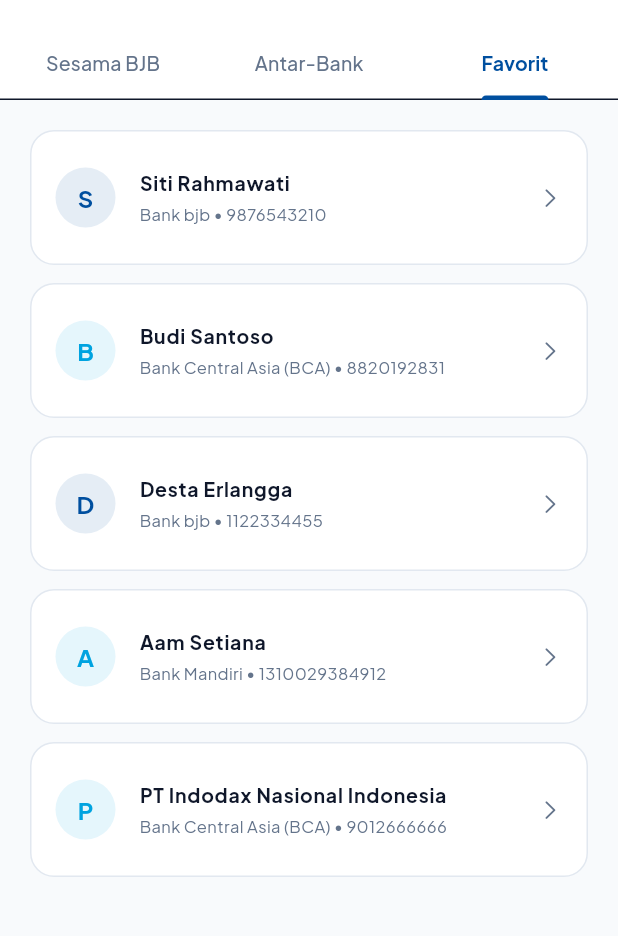
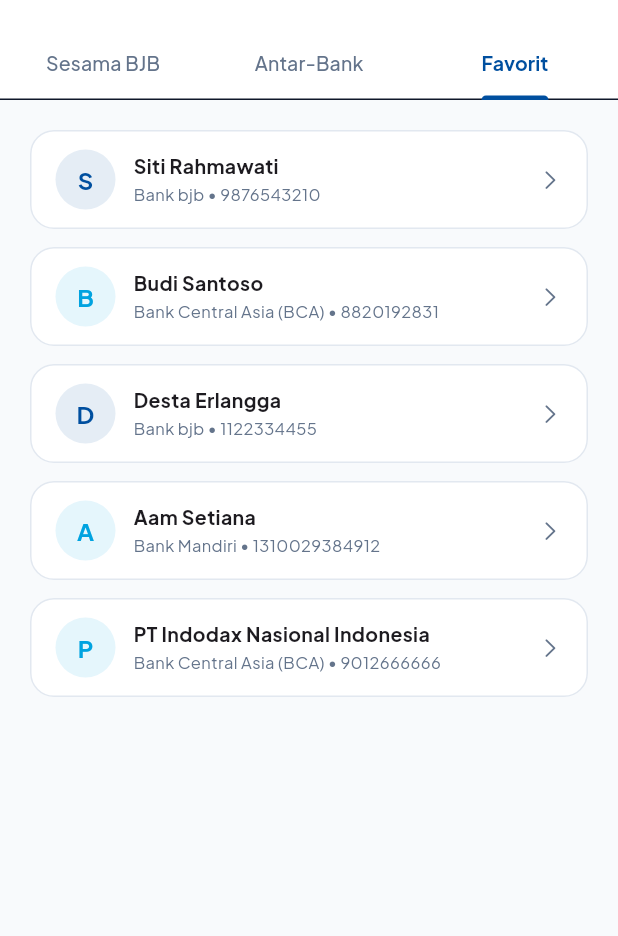
Before and after one commit to RifkiF00/crypto-sentinel-2026, a Flutter app: the TransferScreen screen opened directly, tab 3 chosen, on a phone screen of 412 x 824 dp, the part 56-992 px from its top. Run offline on Flutter 3.47's test engine with Material 3 defaults, Android fonts, the phone set to English and light mode, and no system bars; our stand-ins replace google_fonts.

Commit message:
fix(bjb): fix suffixIcon Cek button and Material wrapper in favorites tab

```diff
--- a/mobile-banking-bjb/lib/screens/menus/transfer_screen.dart
+++ b/mobile-banking-bjb/lib/screens/menus/transfer_screen.dart
@@ -336,36 +336,32 @@ class _TransferScreenState extends State<TransferScreen> with SingleTickerProvid
           const SizedBox(height: 18),
         ],
 
-        // 3. Input Nomor Rekening
-        Row(
-          crossAxisAlignment: CrossAxisAlignment.end,
-          children: [
-            Expanded(
-              child: CustomTextField(
+        // 3. Input Nomor Rekening + tombol Cek
+        CustomTextField(
           label: isSesama ? 'Nomor Rekening Bank bjb' : 'Nomor Rekening Tujuan',
           hint: 'Masukkan nomor rekening',
           prefixIcon: const Icon(Icons.pin_rounded, color: AppColors.primary, size: 20),
+          suffixIcon: _isVerifying
+              ? const Padding(
+                  padding: EdgeInsets.all(12),
+                  child: SizedBox(
+                    width: 20,
+                    height: 20,
+                    child: CircularProgressIndicator(color: AppColors.primary, strokeWidth: 2.5),
+                  ),
+                )
+              : TextButton(
+                  onPressed: _verifyAccount,
+                  style: TextButton.styleFrom(
+                    foregroundColor: AppColors.primaryDark,
+                    padding: const EdgeInsets.symmetric(horizontal: 12),
+                    tapTargetSize: MaterialTapTargetSize.shrinkWrap,
+                  ),
+                  child: const Text('Cek', style: TextStyle(fontWeight: FontWeight.w800, fontSize: 13)),
+                ),
           controller: _accountController,
           keyboardType: TextInputType.number,
           onChanged: (val) { if (_isAccountVerified) setState(() => _isAccountVerified = false); },
-              ),
-            ),
-            const SizedBox(width: 10),
-            SizedBox(
-              height: 48,
-              child: ElevatedButton(
-                onPressed: _isVerifying ? null : _verifyAccount,
-                style: ElevatedButton.styleFrom(
-                  backgroundColor: AppColors.primaryDark,
-                  shape: RoundedRectangleBorder(borderRadius: BorderRadius.circular(12)),
-                  padding: const EdgeInsets.symmetric(horizontal: 18),
-                ),
-                child: _isVerifying
-                    ? const SizedBox(width: 18, height: 18, child: CircularProgressIndicator(color: Colors.white, strokeWidth: 2))
-                    : const Text('Cek', style: TextStyle(color: Colors.white, fontWeight: FontWeight.bold)),
-              ),
-            ),
-          ],
         ),
         const SizedBox(height: 16),
 
@@ -574,24 +570,43 @@ class _TransferScreenState extends State<TransferScreen> with SingleTickerProvid
       itemBuilder: (context, index) {
         final fav = _favorites[index];
         final isBjb = fav['bank'] == 'Bank bjb';
-        return Container(
+        return Material(
+          color: AppColors.surface,
+          borderRadius: BorderRadius.circular(16),
+          child: InkWell(
+            borderRadius: BorderRadius.circular(16),
+            onTap: () => _onFavoriteSelected(fav),
+            child: Container(
+              padding: const EdgeInsets.symmetric(horizontal: 16, vertical: 12),
               decoration: BoxDecoration(
-            color: AppColors.surface,
                 borderRadius: BorderRadius.circular(16),
                 border: Border.all(color: AppColors.border),
               ),
-          child: ListTile(
-            contentPadding: const EdgeInsets.symmetric(horizontal: 16, vertical: 8),
-            leading: CircleAvatar(
+              child: Row(
+                children: [
+                  CircleAvatar(
                     backgroundColor: isBjb ? AppColors.primary.withOpacity(0.1) : AppColors.accentSky.withOpacity(0.1),
-              child: Text(fav['name']![0],
-                  style: TextStyle(fontWeight: FontWeight.bold, color: isBjb ? AppColors.primary : AppColors.accentSky)),
+                    child: Text(
+                      fav['name']![0],
+                      style: TextStyle(fontWeight: FontWeight.bold, color: isBjb ? AppColors.primary : AppColors.accentSky),
                     ),
-            title: Text(fav['name']!, style: const TextStyle(fontWeight: FontWeight.bold, fontSize: 13)),
-            subtitle: Text('${fav['bank']} \u2022 ${fav['account']}',
+                  ),
+                  const SizedBox(width: 12),
+                  Expanded(
+                    child: Column(
+                      crossAxisAlignment: CrossAxisAlignment.start,
+                      children: [
+                        Text(fav['name']!, style: const TextStyle(fontWeight: FontWeight.bold, fontSize: 13)),
+                        const SizedBox(height: 2),
+                        Text('${fav['bank']} \u2022 ${fav['account']}',
                             style: const TextStyle(fontSize: 11, color: AppColors.textSecondary)),
-            trailing: const Icon(CupertinoIcons.chevron_right, size: 16, color: AppColors.textSecondary),
-            onTap: () => _onFavoriteSelected(fav),
+                      ],
+                    ),
+                  ),
+                  const Icon(CupertinoIcons.chevron_right, size: 16, color: AppColors.textSecondary),
+                ],
+              ),
+            ),
           ),
         );
       },
```
Lines whose indentation alone changed are shown as unchanged.
